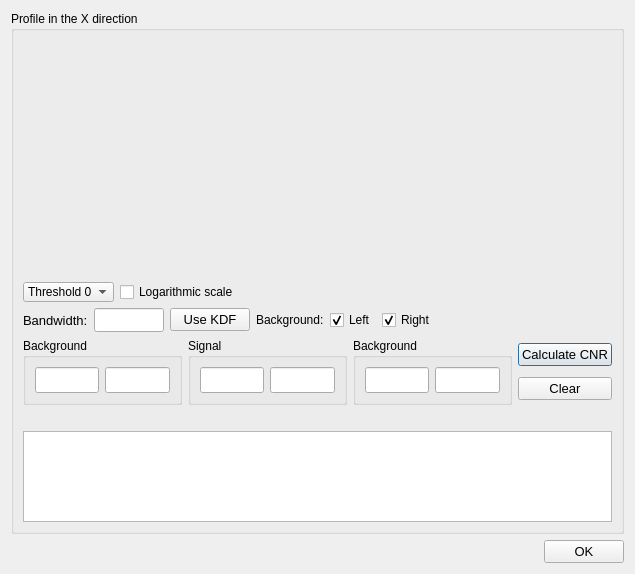
First picture: the form in SpidrMpx3Eq/profiledialog.ui, repository navrit/dexter, before the edit.
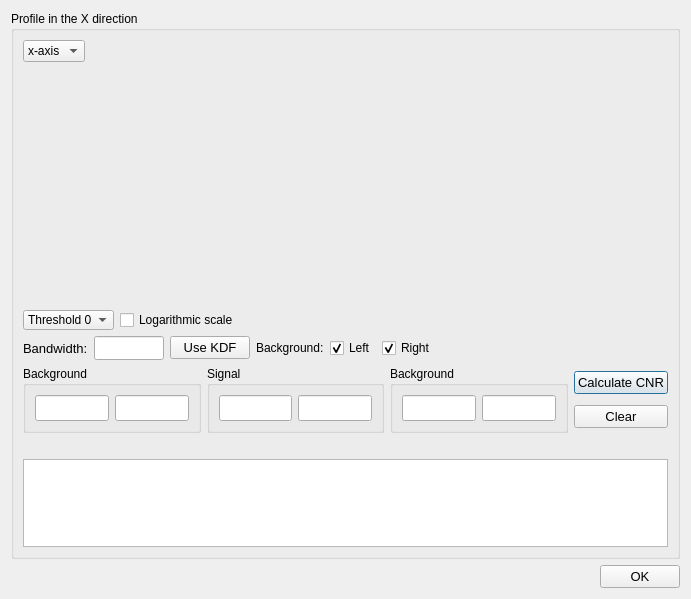
Second picture: the form after the edit. Custom widgets are drawn as their Qt base class.

Commit message: make possible sollection fo profile x and profile y in profile dialog window

What changed in the file:
```diff
--- a/SpidrMpx3Eq/profiledialog.ui
+++ b/SpidrMpx3Eq/profiledialog.ui
@@ -6,8 +6,8 @@
    <rect>
     <x>0</x>
     <y>0</y>
-    <width>635</width>
-    <height>574</height>
+    <width>691</width>
+    <height>599</height>
    </rect>
   </property>
   <property name="windowTitle">
@@ -15,13 +15,45 @@
   </property>
   <layout class="QVBoxLayout" name="verticalLayout_6">
    <item>
-    <layout class="QVBoxLayout" name="verticalLayout_2">
-     <item>
       <widget class="QGroupBox" name="groupBox">
        <property name="title">
         <string>Profile in the X direction</string>
        </property>
-       <layout class="QVBoxLayout" name="verticalLayout_7">
+     <layout class="QVBoxLayout" name="verticalLayout_2">
+      <item>
+       <layout class="QHBoxLayout" name="horizontalLayout_9">
+        <item>
+         <widget class="QComboBox" name="select_xy">
+          <property name="enabled">
+           <bool>true</bool>
+          </property>
+          <item>
+           <property name="text">
+            <string>x-axis</string>
+           </property>
+          </item>
+          <item>
+           <property name="text">
+            <string>y-axis</string>
+           </property>
+          </item>
+         </widget>
+        </item>
+        <item>
+         <spacer name="horizontalSpacer_4">
+          <property name="orientation">
+           <enum>Qt::Horizontal</enum>
+          </property>
+          <property name="sizeHint" stdset="0">
+           <size>
+            <width>528</width>
+            <height>20</height>
+           </size>
+          </property>
+         </spacer>
+        </item>
+       </layout>
+      </item>
         <item>
          <widget class="QCustomPlot" name="profilePlot" native="true">
           <property name="sizePolicy">
@@ -347,9 +379,9 @@
        <zorder>profilePlot</zorder>
        <zorder></zorder>
        <zorder></zorder>
-      </widget>
-     </item>
-    </layout>
+     <zorder>select_xy</zorder>
+     <zorder>horizontalSpacer_4</zorder>
+    </widget>
    </item>
    <item>
     <widget class="QDialogButtonBox" name="buttonBox">
```
Left out of the diff: 8 changed lines with no effect on the pictures. Lines whose indentation alone changed are shown as unchanged. The commit also changes 3 other files.
